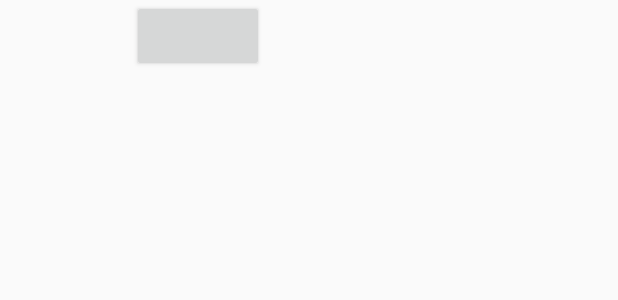
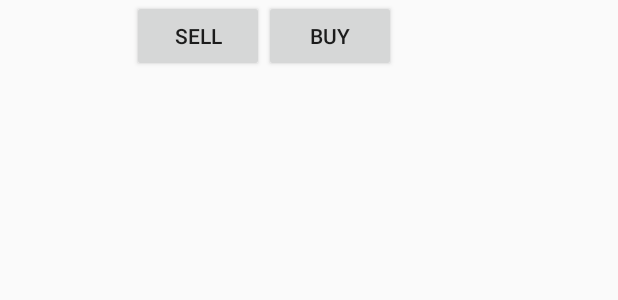
Before and after one commit to jawoznia/InventoryApp, an Android app: the layout list_item.xml on its own in the app's theme, with its tools: preview values and no code run, on a phone screen of 412 x 824 dp. Shown: the top 300 px of the screen. Run offline under Robolectric (Android 15) with nearby library versions, the phone set to English and light mode, and no system bars.

```diff
--- a/app/src/main/java/com/example/android/inventoryapp/MainActivity.java
+++ b/app/src/main/java/com/example/android/inventoryapp/MainActivity.java
@@ -57,15 +57,14 @@ public class MainActivity extends AppCompatActivity implements LoaderManager.Loa
         itemListView.setOnItemClickListener(new AdapterView.OnItemClickListener() {
             @Override
             public void onItemClick(AdapterView<?> parent, View view, int position, long id) {
+                Log.v("MainActivity", "Rozpoczęto start nowej aktywności");
                 Intent editIntent = new Intent(MainActivity.this, EditorActivity.class);
                 Uri currentItemUri = ContentUris.withAppendedId(ItemEntry.CONTENT_URI, id);
                 editIntent.setData(currentItemUri);
+                Log.v("MainActivity", "Rozpoczęto start nowej aktywności");
                 startActivity(editIntent);
             }
         });
-        // Prepare the loader. Either re-connect with an existing one,
-        // or start a new one.
-        getLoaderManager().initLoader(ITEM_LOADER, null, this);
     }
 
     @Override
--- a/app/src/main/java/com/example/android/inventoryapp/data/ItemContract.java
+++ b/app/src/main/java/com/example/android/inventoryapp/data/ItemContract.java
@@ -41,10 +41,5 @@ public final class ItemContract {
         public static final String COLUMN_ITEM_PRICE = "price";
         public static final String COLUMN_ITEM_IMAGE = "image";
 
-        public static boolean isInInventory(Integer quantity) {
-            if (quantity <= 0)
-                return false;
-            else return true;
-        }
     }
 }
--- a/app/src/main/java/com/example/android/inventoryapp/data/ItemProvider.java
+++ b/app/src/main/java/com/example/android/inventoryapp/data/ItemProvider.java
@@ -208,7 +208,7 @@ public class ItemProvider extends ContentProvider {
         // check that the gender value is valid.
         if (values.containsKey(ItemEntry.COLUMN_ITEM_QUANTITY)) {
             Integer quantity = values.getAsInteger(ItemEntry.COLUMN_ITEM_QUANTITY);
-            if (quantity == null || !ItemEntry.isInInventory(quantity)) {
+            if (quantity == null) {
                 throw new IllegalArgumentException("Item requires valid quantity");
             }
         }
--- a/app/src/main/res/layout/list_item.xml
+++ b/app/src/main/res/layout/list_item.xml
@@ -26,8 +26,21 @@
         android:id="@+id/item_quantity"
         android:layout_width="wrap_content"
         android:layout_height="wrap_content" />
-    <Button
-        android:id="@+id/item_sell_btn"
+    <LinearLayout
         android:layout_width="wrap_content"
-        android:layout_height="wrap_content" />
+        android:layout_height="wrap_content">
+        <Button
+            android:focusable="false"
+            android:id="@+id/item_sell_btn"
+            android:layout_width="wrap_content"
+            android:layout_height="wrap_content"
+            android:text="sell"/>
+        <Button
+            android:focusable="false"
+            android:id="@+id/item_buy_btn"
+            android:layout_width="wrap_content"
+            android:layout_height="wrap_content"
+            android:text="buy"/>
+
+    </LinearLayout>
 </LinearLayout>
```
Also changed, not shown: app/src/main/java/com/example/android/inventoryapp/ItemCursorAdapter.java (+16 -0 lines).
